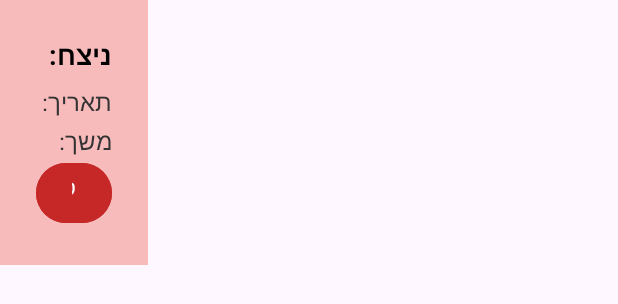
After one commit to hanalif/TicTacToeGame, an Android app: the layout dialog_game_details.xml on its own in the app's theme, with its tools: preview values and no code run, on a phone screen of 412 x 824 dp. The commit adds this screen. Shown: the top 304 px of the screen. Run offline under Robolectric (Android 15) with nearby library versions, the phone set to English and light mode, and no system bars.

Commit message:
add custom dialog

```diff
--- /dev/null
+++ b/app/src/main/res/layout/dialog_game_details.xml
@@ -0,0 +1,45 @@
+<?xml version="1.0" encoding="utf-8"?>
+<LinearLayout xmlns:android="http://schemas.android.com/apk/res/android"
+    android:layout_width="wrap_content"
+    android:layout_height="wrap_content"
+    android:padding="24dp"
+    android:orientation="vertical"
+    android:background="#F8BBBB"
+    android:gravity="right"
+    android:textDirection="rtl">
+
+    <TextView
+        android:id="@+id/dialogWinnerText"
+        android:layout_width="wrap_content"
+        android:layout_height="wrap_content"
+        android:text="ניצח: "
+        android:textSize="18sp"
+        android:textStyle="bold"
+        android:textColor="#000000"
+        android:layout_marginBottom="8dp" />
+
+    <TextView
+        android:id="@+id/dialogDateTimeText"
+        android:layout_width="wrap_content"
+        android:layout_height="wrap_content"
+        android:text="תאריך: "
+        android:textSize="16sp"
+        android:textColor="#333333"
+        android:layout_marginBottom="4dp" />
+
+    <TextView
+        android:id="@+id/dialogDurationText"
+        android:layout_width="wrap_content"
+        android:layout_height="wrap_content"
+        android:text="משך: "
+        android:textSize="16sp"
+        android:textColor="#333333" />
+
+    <Button
+        android:id="@+id/dialogCloseButton"
+        android:layout_width="match_parent"
+        android:layout_height="wrap_content"
+        android:text="סגור"
+        android:backgroundTint="#C62828"
+        android:textColor="#FFFFFF"/>
+</LinearLayout>
```
Also changed, not shown: app/src/main/java/hana/lipschutz/math_exercises/GameHistoryActivity.java (+35 -14 lines), app/src/main/java/hana/lipschutz/math_exercises/GameHistoryAdapter.java (+33 -1 lines).
